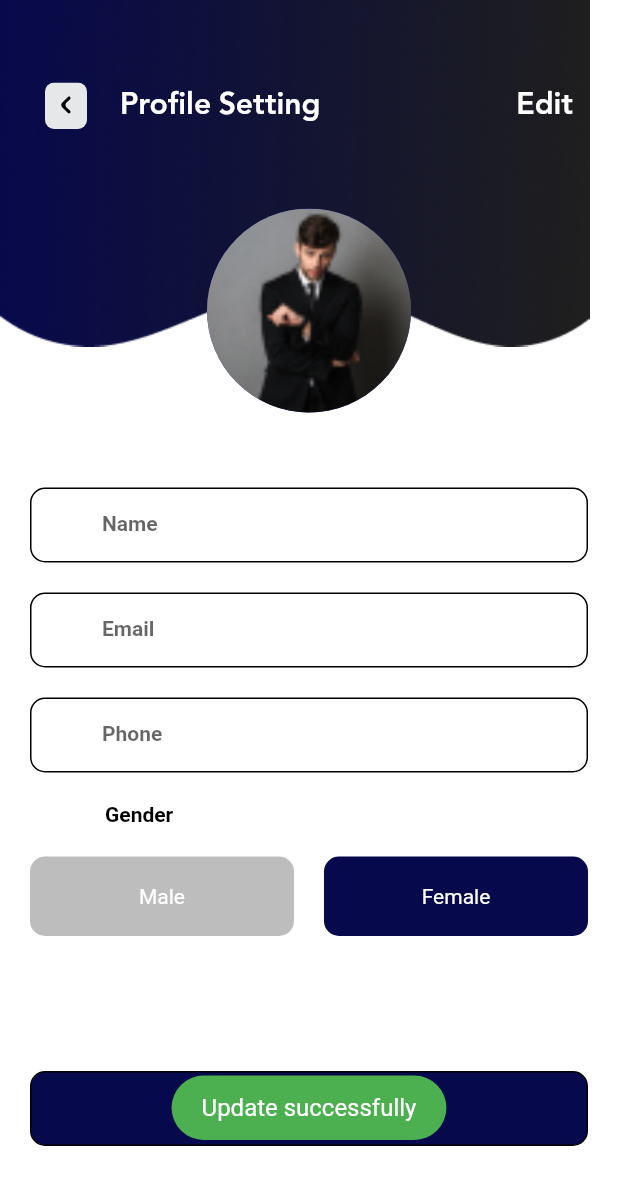
After one commit to mahmoudradwan11/El_Wekala--graduate-Project, a Flutter app: the EditProfile screen opened directly, after a tap on "confirm", on a phone screen of 412 x 824 dp. The commit adds this screen. Shown: the top 1185 px of the screen. Run offline on Flutter 3.47's test engine with Material 2 defaults, Android fonts, the phone set to English and light mode, and no system bars; our stand-ins replace bloc, dio, flutter_bloc, flutter_neumorphic, flutter_svg, fluttertoast and 6 more; accounts and stored records are empty; network calls fail.

Commit message:
setting--edit profile

```diff
--- a/lib/core/controllers/store_cubit/store_cubit.dart
+++ b/lib/core/controllers/store_cubit/store_cubit.dart
@@ -167,4 +167,29 @@ class ElWekalaCubit extends Cubit<ElWekalaStates> {
         });
     });
 }
+void update({String? name,String? phone,String? email}){
+    DioHelperStore.putData(url:ApiConstant.UPDATE, data:{
+      "token":token,
+      "name":name,
+      "email":email,
+      "phone":phone,
+      "gender":genderProfile
+    }).then((value){
+       profileModel = UserModel.fromJson(value.data);
+       print(profileModel!.user!.name!);
+       emit(UserUpdateStates());
+    }).catchError((error){
+      print(error.toString());
+      emit(UserFailedUpdate());
+    });
 }
+  String? genderProfile;
+  void changeGenderToFemale(){
+    genderProfile = 'female';
+    emit(MaleFalse());
+  }
+  void  changeGenderToMale(){
+    genderProfile = 'male';
+    emit(MaleTrue());
+  }
+}
--- a/lib/core/controllers/store_cubit/store_states.dart
+++ b/lib/core/controllers/store_cubit/store_states.dart
@@ -1,5 +1,4 @@
 import 'package:el_wekala/models/store_model/user.dart';
-
 abstract class ElWekalaStates{}
 class InitState extends ElWekalaStates{}
 class ChangeScreenIndex extends ElWekalaStates{}
@@ -11,7 +10,10 @@ class UserDataSuccessState extends ElWekalaStates {
   UserModel? userModel;
   UserDataSuccessState(this.userModel);
 }
-
 class UserDataFailedState extends ElWekalaStates {}
 class UserLogoutState extends ElWekalaStates {}
 class UserLogoutFailedState extends ElWekalaStates {}
+class UserUpdateStates extends ElWekalaStates{}
+class UserFailedUpdate extends ElWekalaStates{}
+class MaleTrue extends ElWekalaStates {}
+class MaleFalse extends ElWekalaStates {}
--- a/lib/core/network/constants.dart
+++ b/lib/core/network/constants.dart
@@ -6,6 +6,9 @@ class ApiConstant {
   static const REGISTER = 'https://elwekala.onrender.com/register';
   static const PR0FILE = 'https://elwekala.onrender.com/profile';
   static const LAGOUT = 'https://elwekala.onrender.com/logout';
+  static const ALLUSERS = 'https://elwekala.onrender.com/display';
+  static const UPDATE = 'https://elwekala.onrender.com/update';
+  static const DELETEUSER = 'https://elwekala.onrender.com/delete';//del
   static String visaUrl =
       '$baseUrlPayment/acceptance/iframes/722023?payment_token=$finalToken';
   static const getOrderId = '/ecommerce/orders';
--- /dev/null
+++ b/lib/modules/screens/edit_profile.dart
@@ -0,0 +1,185 @@
+import 'package:el_wekala/core/controllers/store_cubit/store_cubit.dart';
+import 'package:el_wekala/core/controllers/store_cubit/store_states.dart';
+import 'package:el_wekala/modules/widgets/builders/defaultBotton.dart';
+import 'package:el_wekala/modules/widgets/builders/defaultFieldForm.dart';
+import 'package:el_wekala/modules/widgets/functions/toast.dart';
+import 'package:flutter/material.dart';
+import 'package:flutter_bloc/flutter_bloc.dart';
+import 'package:flutter_svg/svg.dart';
+import 'package:hexcolor/hexcolor.dart';
+
+class EditProfile extends StatelessWidget {
+  EditProfile({Key? key}) : super(key: key);
+  @override
+  Widget build(BuildContext context) {
+    return BlocConsumer<ElWekalaCubit, ElWekalaStates>(
+        listener: (context, state) {},
+        builder: (context, state) {
+          var cubit = ElWekalaCubit.get(context);
+          var nameController = TextEditingController();
+          var emailController = TextEditingController();
+          var phoneController = TextEditingController();
+          var model = cubit.profileModel;
+          nameController.text = model!.user!.name!;
+          emailController.text = model.user!.email!;
+          phoneController.text = model.user!.phone!;
+          return Scaffold(
+            body: SingleChildScrollView(
+              child: Column(
+                crossAxisAlignment: CrossAxisAlignment.start,
+                children: [
+                  SizedBox(
+                    height: 275,
+                    width: double.infinity,
+                    child: Stack(
+                      children: [
+                        const Image(image: AssetImage('images/edit.png')),
+                        const Align(
+                          alignment: AlignmentDirectional.bottomCenter,
+                          child: CircleAvatar(
+                            radius: 68,
+                            backgroundImage: AssetImage('images/Person.png'),
+                          ),
+                        ),
+                        const Positioned(
+                            top: 50,
+                            left: 80,
+                            child: Text(
+                              'Profile Setting',
+                              style: TextStyle(
+                                  color: Colors.white,
+                                  fontFamily: 'Jannah',
+                                  fontSize: 20),
+                            )),
+                        const Positioned(
+                            top: 50,
+                            right: 30,
+                            child: Text(
+                              'Edit',
+                              style: TextStyle(
+                                  color: Colors.white,
+                                  fontFamily: 'Jannah',
+                                  fontSize: 20),
+                            )),
+                        Positioned(
+                            top: 55,
+                            left: 30,
+                            child: SvgPicture.asset('images/setting_icon.svg')),
+                      ],
+                    ),
+                  ),
+                  const SizedBox(
+                    height: 50,
+                  ),
+                  Padding(
+                    padding: const EdgeInsets.only(left: 20.0, right: 20),
+                    child: DefaultFieldForm(
+                      controller: nameController,
+                      keyboard: TextInputType.name,
+                      valid: (value) {},
+                      label: 'Name',
+                    ),
+                  ),
+                  const SizedBox(
+                    height: 20,
+                  ),
+                  Padding(
+                    padding: const EdgeInsets.only(left: 20.0, right: 20),
+                    child: DefaultFieldForm(
+                      controller: emailController,
+                      keyboard: TextInputType.name,
+                      valid: (value) {},
+                      label: 'Email',
+                    ),
+                  ),
+                  const SizedBox(
+                    height: 20,
+                  ),
+                  Padding(
+                    padding: const EdgeInsets.only(left: 20.0, right: 20),
+                    child: DefaultFieldForm(
+                      controller: phoneController,
+                      keyboard: TextInputType.name,
+                      valid: (value) {},
+                      label: 'Phone',
+                    ),
+                  ),
+                  const SizedBox(
+                    height: 20,
+                  ),
+                  const Padding(
+                    padding: EdgeInsets.only(left: 70),
+                    child: Text('Gender',style: TextStyle(
+                      color: Colors.black,fontWeight: FontWeight.bold
+                    ),),
+                  ),
+                  Padding(
+                    padding: const EdgeInsets.all(20.0),
+                    child: Row(
+                      children:[
+                        Expanded(
+                          child: InkWell(
+                            onTap:(){
+                               cubit.changeGenderToMale();
+                            },
+                            child: Container(
+                              decoration: BoxDecoration(
+                                borderRadius: BorderRadius.circular(10),
+                                color:cubit.profileModel!.user!.gender=='male'?HexColor('#07094D'):Colors.grey[400],
+                              ),
+                              height: 53,
+                              width: 160,
+                              child: const Center(child:  Text('Male',style: TextStyle(color: Colors.white),)),),
+                          ),
+                        ),
+                        const SizedBox(
+                          width: 20,
+                        ),
+                        Expanded(
+                          child: InkWell(
+                            onTap:(){
+                              cubit.changeGenderToFemale();
+                            },
+                            child: Container(
+                              decoration: BoxDecoration(
+                                borderRadius: BorderRadius.circular(10),
+                                color:cubit.profileModel!.user!.gender=='male'?Colors.grey[400]:HexColor('#07094D'),
+                              ),
+                              height: 53,
+                              width: 160,
+                              child:const Center(child: Text('Female',style: TextStyle(color: Colors.white),)),
+                            ),
+                          ),
+                        ),
+                      ],
+                    ),
+                  ),
+                  const SizedBox(
+                    height: 70,
+                  ),
+                  Padding(
+                    padding: const EdgeInsets.only(
+                        left: 20.0, right: 20, bottom: 20),
+                    child: DefaultButton(
+                      buttonWidget: const Text(
+                        'confirm',
+                        style: TextStyle(color: Colors.white),
+                      ),
+                      function: () {
+                        cubit.update(
+                            name: nameController.text,
+                            phone: phoneController.text,
+                            email: emailController.text,
+                        );
+                        showToast('Update successfully',ToastStates.SUCCESS);
+                      },
+                      backgroundColor: HexColor('#07094D'),
+                    ),
+                  ),
+                ],
+              ),
+            ),
+          );
+        });
+  }
+}
--- a/lib/modules/screens/favorite.dart
+++ b/lib/modules/screens/favorite.dart
@@ -2,8 +2,20 @@ import 'package:el_wekala/core/controllers/store_cubit/store_cubit.dart';
 import 'package:el_wekala/core/controllers/store_cubit/store_states.dart';
 import 'package:flutter/material.dart';
 import 'package:flutter_bloc/flutter_bloc.dart';
-class Favorite extends StatelessWidget {
+class Favorite extends StatefulWidget {
   Favorite({Key? key}) : super(key: key);
+
+  @override
+  State<Favorite> createState() => _FavoriteState();
+}
+
+class _FavoriteState extends State<Favorite> {
+  @override
+  void initState() {
+    // TODO: implement initState
+    super.initState();
+    ElWekalaCubit.get(context).getUserData();
+  }
   @override
   Widget build(BuildContext context) {
     return BlocConsumer<ElWekalaCubit, ElWekalaStates>(
--- a/lib/modules/screens/products.dart
+++ b/lib/modules/screens/products.dart
@@ -7,11 +7,9 @@ import 'package:flutter_bloc/flutter_bloc.dart';
 
 class Products extends StatefulWidget {
   Products({Key? key}) : super(key: key);
-
   @override
   State<Products> createState() => _ProductsState();
 }
-
 class _ProductsState extends State<Products> {
   @override
   void initState() {
@@ -63,8 +61,9 @@ class _ProductsState extends State<Products> {
             body: Center(
               child: Column(
                 mainAxisAlignment: MainAxisAlignment.center,
-                children:const [
-                  Text('Product')
+                children:const[
+                  const Text('Product'),
+                 Image(image:AssetImage('images/edit.png'))
                 ],
               ),
             ),
--- a/lib/modules/screens/setting.dart
+++ b/lib/modules/screens/setting.dart
@@ -3,11 +3,11 @@ import 'package:el_wekala/core/controllers/store_cubit/store_states.dart';
 import 'package:el_wekala/modules/widgets/builders/buildSettingItem.dart';
 import 'package:el_wekala/modules/widgets/builders/general.dart';
 import 'package:el_wekala/modules/widgets/builders/notification.dart';
-import 'package:flutter/cupertino.dart';
 import 'package:flutter/material.dart';
 import 'package:flutter_bloc/flutter_bloc.dart';
 import 'package:flutter_neumorphic/flutter_neumorphic.dart';
 import 'package:flutter_svg/flutter_svg.dart';
+import 'package:loading_animation_widget/loading_animation_widget.dart';
 class Setting extends StatelessWidget {
   Setting({Key? key}) : super(key: key);
   @override
@@ -16,7 +16,14 @@ class Setting extends StatelessWidget {
         listener: (context, state) {},
         builder: (context, state) {
           var cubit = ElWekalaCubit.get(context);
-          return Scaffold(
+          if(cubit.profileModel==null){
+            return Center(
+              child: LoadingAnimationWidget.inkDrop(
+                color: Colors.black,
+                size: 20,
+              ));
+          }else {
+            return Scaffold(
               body: SingleChildScrollView(
             child:Column(
               children: [
@@ -123,6 +130,7 @@ class Setting extends StatelessWidget {
               ],
             ),
           ));
+          }
         });
   }
 }
--- a/lib/modules/widgets/builders/defaultFieldForm.dart
+++ b/lib/modules/widgets/builders/defaultFieldForm.dart
@@ -46,7 +46,7 @@ class DefaultFieldForm extends StatelessWidget {
         contentPadding: const EdgeInsets.all(16),
         enabledBorder: OutlineInputBorder(
           borderRadius: BorderRadius.circular(10),
-          borderSide: const BorderSide(color: Colors.indigo),
+          borderSide: const BorderSide(color: Colors.black),
         ),
         errorBorder: OutlineInputBorder(
           borderRadius: BorderRadius.circular(10),
@@ -58,7 +58,7 @@ class DefaultFieldForm extends StatelessWidget {
         ),
         focusedBorder: OutlineInputBorder(
           borderRadius: BorderRadius.circular(10),
-          borderSide: const BorderSide(color: Colors.indigo),
+          borderSide: const BorderSide(color: Colors.black),
         ),
         // borderRadius: BorderRadius.circular(30
         prefixIcon: Icon(
--- a/lib/modules/widgets/builders/general.dart
+++ b/lib/modules/widgets/builders/general.dart
@@ -1,6 +1,8 @@
 import 'package:el_wekala/core/controllers/store_cubit/store_cubit.dart';
+import 'package:el_wekala/modules/screens/edit_profile.dart';
 import 'package:el_wekala/modules/widgets/builders/defaultBotton.dart';
 import 'package:el_wekala/modules/widgets/builders/mypainter.dart';
+import 'package:el_wekala/modules/widgets/functions/navigator.dart';
 import 'package:flutter/cupertino.dart';
 import 'package:flutter_neumorphic/flutter_neumorphic.dart';
 import 'package:hexcolor/hexcolor.dart';
@@ -95,9 +97,14 @@ Widget buildGeneralItems(context) => Padding(
                         ],
                       ),
                     ),
-                    const Icon(
-                      Icons.keyboard_arrow_right_rounded,
-                      size: 30,
+                    InkWell(
+                      onTap:(){
+                        navigateTo(context,EditProfile());
+                      },
+                      child: const Icon(
+                        Icons.keyboard_arrow_right_rounded,
+                        size: 30,
+                      ),
                     ),
                     const SizedBox(width: 16),
                   ],
```
Also changed, not shown: images/edit.png (added), images/edit.svg (added).
